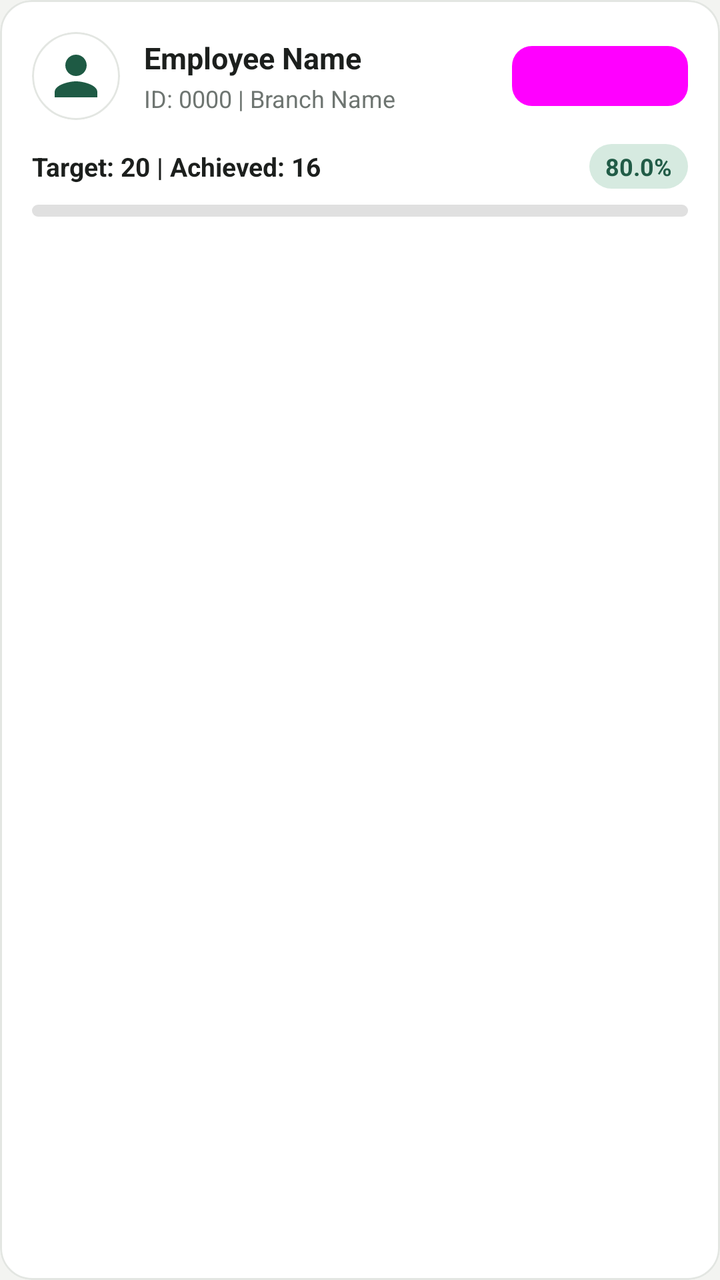
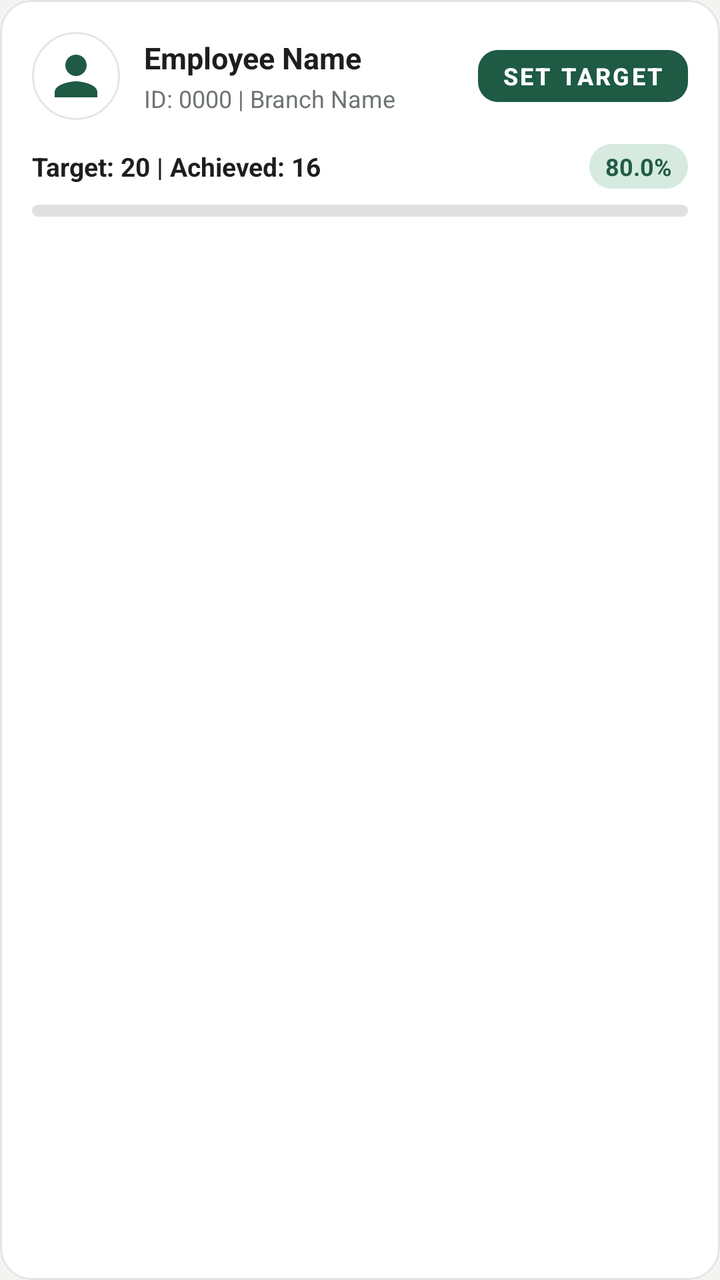

Compare the two renders of this Android layout. The source of the first and the diff that turns it into the second are given below.
<!-- AndroidManifest.xml: application theme Theme.PerformanceTracker -->
<!-- res/layout/item_target_officer.xml -->
<?xml version="1.0" encoding="utf-8"?>
<com.google.android.material.card.MaterialCardView
    xmlns:android="http://schemas.android.com/apk/res/android"
    xmlns:app="http://schemas.android.com/apk/res-auto"
    android:layout_width="match_parent"
    android:layout_height="wrap_content"
    android:layout_marginHorizontal="16dp"
    android:layout_marginVertical="6dp"
    app:cardCornerRadius="16dp"
    app:cardElevation="0dp"
    app:strokeWidth="1dp"
    app:strokeColor="@color/card_stroke"
    app:cardBackgroundColor="@color/surface_card">

    <LinearLayout
        android:layout_width="match_parent"
        android:layout_height="wrap_content"
        android:orientation="vertical"
        android:padding="16dp">

        <LinearLayout
            android:layout_width="match_parent"
            android:layout_height="wrap_content"
            android:orientation="horizontal"
            android:gravity="center_vertical">

            <com.google.android.material.card.MaterialCardView
                android:layout_width="44dp"
                android:layout_height="44dp"
                app:cardCornerRadius="22dp"
                app:cardElevation="0dp"
                app:strokeWidth="1dp"
                app:strokeColor="@color/card_stroke"
                app:cardBackgroundColor="@color/surface">

                <ImageView
                    android:id="@+id/ivTargetOfficerAvatar"
                    android:layout_width="match_parent"
                    android:layout_height="match_parent"
                    android:scaleType="centerCrop"
                    android:src="@drawable/ic_person"
                    app:tint="@color/primary"
                    android:padding="6dp" />
            </com.google.android.material.card.MaterialCardView>

            <LinearLayout
                android:layout_width="0dp"
                android:layout_height="wrap_content"
                android:layout_weight="1"
                android:layout_marginStart="12dp"
                android:orientation="vertical">

                <TextView
                    android:id="@+id/tvTargetOfficerName"
                    android:layout_width="wrap_content"
                    android:layout_height="wrap_content"
                    android:text="Employee Name"
                    android:textSize="15sp"
                    android:textColor="@color/text_primary"
                    android:textStyle="bold" />

                <TextView
                    android:id="@+id/tvTargetOfficerIdBranch"
                    android:layout_width="wrap_content"
                    android:layout_height="wrap_content"
                    android:text="ID: 0000 | Branch Name"
                    android:textSize="12sp"
                    android:textColor="@color/text_secondary"
                    android:layout_marginTop="2dp" />
            </LinearLayout>

            <com.google.android.material.button.MaterialButton
                android:id="@+id/btnItemSetTarget"
                style="@style/Widget.Material3.Button.TonalButton"
                android:layout_width="wrap_content"
                android:layout_height="38dp"
                app:cornerRadius="10dp"
                android:paddingHorizontal="12dp"
                android:textSize="12sp"
                android:text="Set Target"
                android:textStyle="bold" />
        </LinearLayout>

        
        <LinearLayout
            android:layout_width="match_parent"
            android:layout_height="wrap_content"
            android:orientation="horizontal"
            android:gravity="center_vertical"
            android:layout_marginTop="12dp">

            <TextView
                android:id="@+id/tvTargetNumbers"
                android:layout_width="0dp"
                android:layout_height="wrap_content"
                android:layout_weight="1"
                android:text="Target: 20 | Achieved: 16"
                android:textSize="13sp"
                android:textColor="@color/text_primary"
                android:textStyle="bold" />

            <TextView
                android:id="@+id/tvTargetPercentBadge"
                android:layout_width="wrap_content"
                android:layout_height="wrap_content"
                android:background="@drawable/bg_badge_mint"
                android:textColor="@color/badge_mint_icon"
                android:textSize="12sp"
                android:textStyle="bold"
                android:paddingHorizontal="8dp"
                android:paddingVertical="3dp"
                android:text="80.0%" />
        </LinearLayout>

        
        <com.google.android.material.progressindicator.LinearProgressIndicator
            android:id="@+id/progressTarget"
            android:layout_width="match_parent"
            android:layout_height="wrap_content"
            android:layout_marginTop="8dp"
            app:trackCornerRadius="4dp"
            app:trackThickness="6dp"
            app:trackColor="#E0E0E0"
            app:indicatorColor="@color/primary"
            android:progress="80"
            android:max="100" />

    </LinearLayout>
</com.google.android.material.card.MaterialCardView>
<!-- resources referenced by this layout -->
<resources>
  <color name="badge_mint_icon">#215C47</color>
  <color name="card_stroke">#E3E6E2</color>
  <color name="primary">#1E5A44</color>
  <color name="surface">#FFFFFF</color>
  <color name="surface_card">#FFFFFF</color>
  <color name="text_primary">#1C1F1D</color>
  <color name="text_secondary">#6E7571</color>
  <!-- drawable bg_badge_mint (drawable) -->
  <?xml version="1.0" encoding="utf-8"?>
  <shape xmlns:android="http://schemas.android.com/apk/res/android">
      <solid android:color="@color/badge_mint_bg" />
      <corners android:radius="12dp" />
  </shape>
  <!-- drawable ic_person (drawable) -->
  <vector xmlns:android="http://schemas.android.com/apk/res/android"
      android:width="20dp"
      android:height="20dp"
      android:viewportWidth="24"
      android:viewportHeight="24">
    <path
        android:fillColor="@color/primary"
        android:pathData="M12,12c2.21,0 4,-1.79 4,-4s-1.79,-4 -4,-4 -4,1.79 -4,4 1.79,4 4,4zM12,14c-2.67,0 -8,1.34 -8,4v2h16v-2c0,-2.66 -5.33,-4 -8,-4z"/>
  </vector>
  <style name="Theme.PerformanceTracker" parent="Theme.MaterialComponents.Light.NoActionBar">
          <item name="colorPrimary">@color/primary</item>
          <item name="colorPrimaryVariant">@color/primary_dark</item>
          <item name="colorOnPrimary">@color/white</item>
          <item name="android:statusBarColor">@color/background</item>
          <item name="android:windowLightStatusBar">true</item>
          <item name="android:windowBackground">@color/background</item>
          <item name="colorSecondary">@color/secondary</item>
          <item name="colorSurface">@color/surface</item>
          <item name="colorOnSurface">@color/text_primary</item>
          <item name="colorControlNormal">@color/input_stroke_unfocused</item>
          <item name="colorControlActivated">@color/primary</item>
          <item name="android:textColorHint">@color/text_secondary</item>
          <item name="textInputStyle">@style/CustomOutlinedBox</item>
      </style>
  <color name="badge_mint_bg">#D6EAE0</color>
  <color name="primary_dark">#154333</color>
  <color name="white">#FFFFFF</color>
  <color name="background">#F3F4F1</color>
  <color name="secondary">#256650</color>
  <color name="input_stroke_unfocused">#B4BEB8</color>
  <style name="CustomOutlinedBox" parent="Widget.MaterialComponents.TextInputLayout.OutlinedBox">
          <item name="boxStrokeColor">@color/box_stroke_selector</item>
          <item name="boxStrokeWidth">1.5dp</item>
          <item name="boxStrokeWidthFocused">2dp</item>
          <item name="boxBackgroundColor">@color/input_background</item>
          <item name="hintTextColor">@color/primary</item>
          <item name="android:textColorHint">@color/text_secondary</item>
          <item name="boxCornerRadiusTopStart">12dp</item>
          <item name="boxCornerRadiusTopEnd">12dp</item>
          <item name="boxCornerRadiusBottomStart">12dp</item>
          <item name="boxCornerRadiusBottomEnd">12dp</item>
      </style>
  <color name="input_background">#F7FAF8</color>
</resources>

<!-- the commit's change to res/layout/item_target_officer.xml (unified diff, before → after) -->
@@ -71,7 +71,7 @@
 
             <com.google.android.material.button.MaterialButton
                 android:id="@+id/btnItemSetTarget"
-                style="@style/Widget.Material3.Button.TonalButton"
+                style="@style/Widget.MaterialComponents.Button.UnelevatedButton"
                 android:layout_width="wrap_content"
                 android:layout_height="38dp"
                 app:cornerRadius="10dp"
@@ -98,6 +98,20 @@
                 android:textSize="13sp"
                 android:textColor="@color/text_primary"
                 android:textStyle="bold" />
+
+            <TextView
+                android:id="@+id/tvTargetThresholdAlert"
+                android:layout_width="wrap_content"
+                android:layout_height="wrap_content"
+                android:background="@drawable/bg_badge_red"
+                android:textColor="@color/badge_red_icon"
+                android:textSize="11sp"
+                android:textStyle="bold"
+                android:paddingHorizontal="7dp"
+                android:paddingVertical="3dp"
+                android:text="⚠️ &lt;50% Alert"
+                android:layout_marginEnd="6dp"
+                android:visibility="gone" />
 
             <TextView
                 android:id="@+id/tvTargetPercentBadge"
<!-- resource entries referenced after the edit -->
@@ -1,6 +1,7 @@
 <!-- resources referenced by this layout -->
 <resources>
   <color name="badge_mint_icon">#215C47</color>
+  <color name="badge_red_icon">#D32F2F</color>
   <color name="card_stroke">#E3E6E2</color>
   <color name="primary">#1E5A44</color>
   <color name="surface">#FFFFFF</color>
@@ -11,6 +12,12 @@
   <?xml version="1.0" encoding="utf-8"?>
   <shape xmlns:android="http://schemas.android.com/apk/res/android">
       <solid android:color="@color/badge_mint_bg" />
+      <corners android:radius="12dp" />
+  </shape>
+  <!-- drawable bg_badge_red (drawable) -->
+  <?xml version="1.0" encoding="utf-8"?>
+  <shape xmlns:android="http://schemas.android.com/apk/res/android">
+      <solid android:color="@color/badge_red_bg" />
       <corners android:radius="12dp" />
   </shape>
   <!-- drawable ic_person (drawable) -->
@@ -39,6 +46,7 @@
           <item name="textInputStyle">@style/CustomOutlinedBox</item>
       </style>
   <color name="badge_mint_bg">#D6EAE0</color>
+  <color name="badge_red_bg">#FDE8E8</color>
   <color name="primary_dark">#154333</color>
   <color name="white">#FFFFFF</color>
   <color name="background">#F3F4F1</color>
